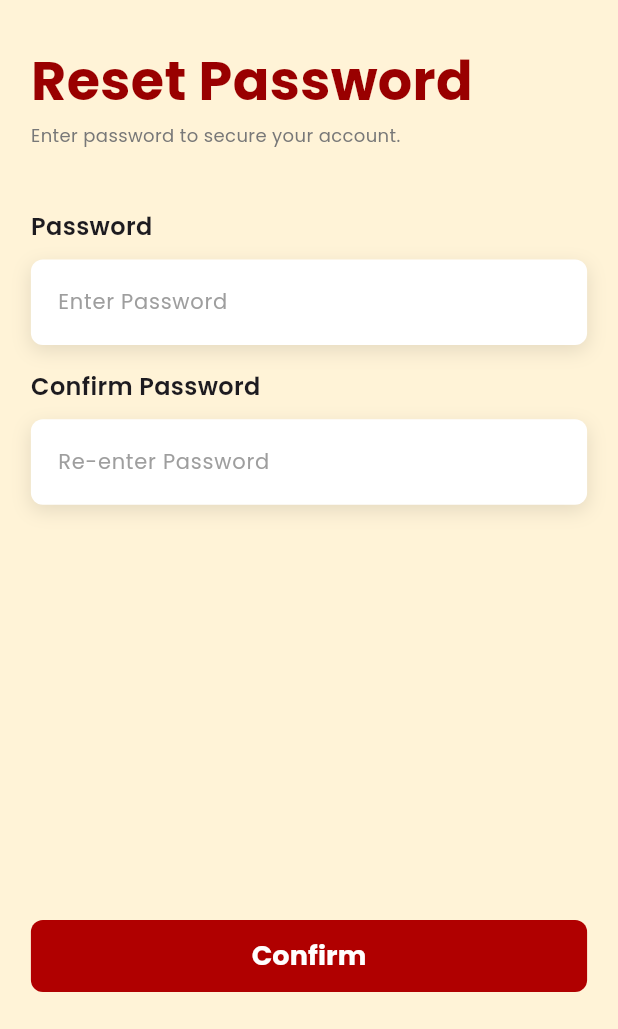
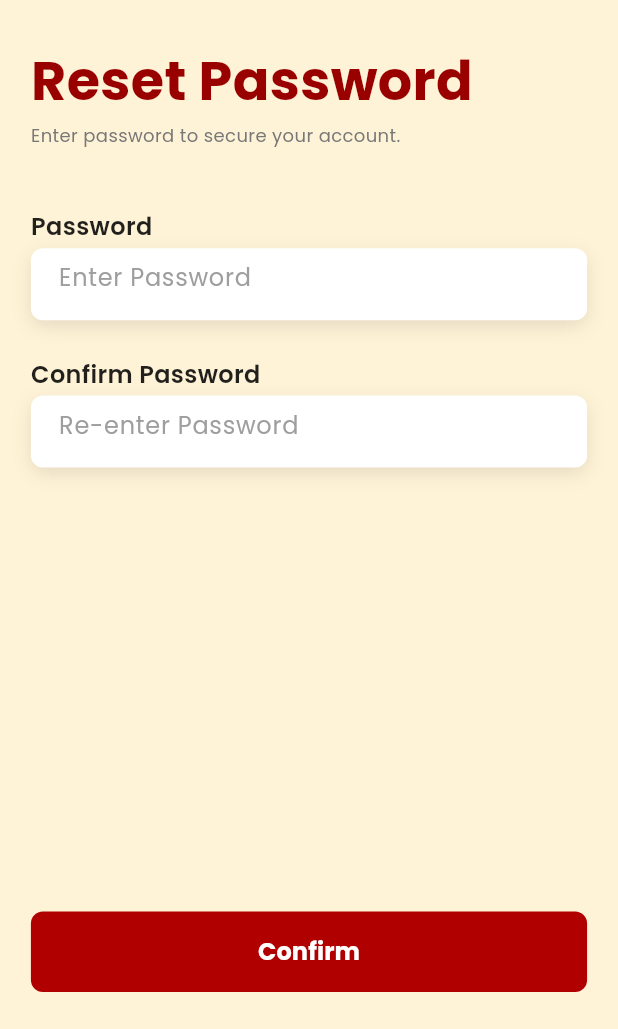
Before and after one commit to khamar21/drivwhere, a Flutter app: the ResetPasswordScreen screen opened by its route, on a phone screen of 412 x 824 dp, the part 207-1236 px from its top. Run offline on Flutter 3.47's test engine with Material 3 defaults, Android fonts, the light colour scheme and no system bars; our stand-ins replace device_preview, flutter_svg, google_fonts.

Commit message:
removed validation and added same sizes for fonts in figma

```diff
--- a/lib/features/authentication/presentation/screens/reset_password_screen.dart
+++ b/lib/features/authentication/presentation/screens/reset_password_screen.dart
@@ -1,5 +1,7 @@
 import 'package:drivehere/core/constants/app_colors.dart';
 import 'package:drivehere/core/routes/route_names.dart';
+import 'package:drivehere/core/widgets/custom_button.dart';
+import 'package:drivehere/core/widgets/custom_password_field.dart';
 import 'package:flutter/material.dart';
 
 class ResetPasswordScreen extends StatefulWidget {
@@ -10,76 +12,78 @@ class ResetPasswordScreen extends StatefulWidget {
 }
 
 class _ResetPasswordScreenState extends State<ResetPasswordScreen> {
-  final _passwordController = TextEditingController();
-  final _confirmPasswordController = TextEditingController();
+  final TextEditingController passwordController = TextEditingController();
+  final TextEditingController confirmPasswordController =
+      TextEditingController();
 
-  bool _obscurePassword = true;
-  bool _obscureConfirmPassword = true;
+  // bool _obscurePassword = true;
+  // bool _obscureConfirmPassword = true;
 
   @override
   void dispose() {
-    _passwordController.dispose();
-    _confirmPasswordController.dispose();
+    passwordController.dispose();
+    confirmPasswordController.dispose();
     super.dispose();
   }
 
-  Widget passwordField({
-    required String label,
-    required String hint,
-    required TextEditingController controller,
-    required bool obscureText,
-    required VoidCallback onTap,
-  }) {
-    return Column(
-      crossAxisAlignment: CrossAxisAlignment.start,
-      children: [
-        Text(
-          label,
-          style: const TextStyle(fontSize: 16, fontWeight: FontWeight.w600),
-        ),
+  void _createPassword() {
+  Navigator.pushNamedAndRemoveUntil(
+    context,
+    RouteNames.login,
+    (route) => false,
+  );
+}
 
-        const SizedBox(height: 10),
+  //   return Column(
+  //     crossAxisAlignment: CrossAxisAlignment.start,
+  //     children: [
+  //       Text(
+  //         label,
+  //         style: const TextStyle(fontSize: 16, fontWeight: FontWeight.w600),
+  //       ),
 
-        Container(
-          decoration: BoxDecoration(
-            color: Colors.white,
-            borderRadius: BorderRadius.circular(8),
-            boxShadow: [
-              BoxShadow(
-                color: Colors.black.withOpacity(.10),
-                blurRadius: 10,
-                offset: const Offset(0, 4),
-              ),
-            ],
-          ),
-          child: TextField(
-            controller: controller,
-            obscureText: obscureText,
-            style: const TextStyle(fontSize: 14),
-            decoration: InputDecoration(
-              hintText: hint,
-              hintStyle: TextStyle(color: Colors.grey.shade500),
-              border: InputBorder.none,
-              contentPadding: const EdgeInsets.symmetric(
-                horizontal: 18,
-                vertical: 18,
-              ),
-              // suffixIcon: IconButton(
-              //   onPressed: onTap,
-              //   icon: Icon(
-              //     obscureText
-              //         ? Icons.visibility_off_outlined
-              //         : Icons.visibility_outlined,
-              //     color: Colors.grey,
-              //     size: 20,
-              //   ),
-              // ),
-            ),
-          ),
-        ),
-      ],
-    );
-  }
+  //       const SizedBox(height: 10),
+
+  //       Container(
+  //         decoration: BoxDecoration(
+  //           color: Colors.white,
+  //           borderRadius: BorderRadius.circular(8),
+  //           boxShadow: [
+  //             BoxShadow(
+  //               color: Colors.black.withOpacity(.10),
+  //               blurRadius: 10,
+  //               offset: const Offset(0, 4),
+  //             ),
+  //           ],
+  //         ),
+  //         child: TextField(
+  //           controller: controller,
+  //           obscureText: obscureText,
+  //           style: const TextStyle(fontSize: 14),
+  //           decoration: InputDecoration(
+  //             hintText: hint,
+  //             hintStyle: TextStyle(color: Colors.grey.shade500),
+  //             border: InputBorder.none,
+  //             contentPadding: const EdgeInsets.symmetric(
+  //               horizontal: 18,
+  //               vertical: 18,
+  //             ),
+  //             // suffixIcon: IconButton(
+  //             //   onPressed: onTap,
+  //             //   icon: Icon(
+  //             //     obscureText
+  //             //         ? Icons.visibility_off_outlined
+  //             //         : Icons.visibility_outlined,
+  //             //     color: Colors.grey,
+  //             //     size: 20,
+  //             //   ),
+  //             // ),
+  //           ),
+  //         ),
+  //       ),
+  //     ],
+  //   );
+  // }
 
   @override
   Widget build(BuildContext context) {
@@ -126,94 +130,26 @@ class _ResetPasswordScreenState extends State<ResetPasswordScreen> {
 
                   SizedBox(height: constraints.maxHeight * .05),
 
-                  passwordField(
-                    label: "Password",
-                    hint: "Enter Password",
-                    controller: _passwordController,
-                    obscureText: _obscurePassword,
-                    onTap: () {
-                      setState(() {
-                        _obscurePassword = !_obscurePassword;
-                      });
-                    },
+                CustomPasswordField(
+                    controller: passwordController,
+                    labelText: "Password",
+                    hintText: "Enter Password",
                   ),
 
-                  SizedBox(height: constraints.maxHeight * .02),
+                  SizedBox(height: constraints.maxHeight * .03),
 
-                  passwordField(
-                    label: "Confirm Password",
-                    hint: "Re-enter Password",
-                    controller: _confirmPasswordController,
-                    obscureText: _obscureConfirmPassword,
-                    onTap: () {
-                      setState(() {
-                        _obscureConfirmPassword = !_obscureConfirmPassword;
-                      });
-                    },
+                  CustomPasswordField(
+                    controller: confirmPasswordController,
+                    labelText: "Confirm Password",
+                    hintText: "Re-enter Password",
+                    textInputAction: TextInputAction.done,
                   ),
+
 
                   const Spacer(),
 
-                  SizedBox(
-                    width: double.infinity,
-                    height: 48,
+                  CustomButton(text: "Confirm", onPressed: _createPassword),
 
-                    child: ElevatedButton(
-                      style: ElevatedButton.styleFrom(
-                        backgroundColor: const Color(0xffB00000),
-                        elevation: 0,
-                        shape: RoundedRectangleBorder(
-                          borderRadius: BorderRadius.circular(8),
-                        ),
-                      ),
-                      // onPressed: () {
-                      //   final password = _passwordController.text.trim();
-                      //   final confirmPassword = _confirmPasswordController.text
-                      //       .trim();
-
-                      //   if (password.isEmpty || confirmPassword.isEmpty) {
-                      //     ScaffoldMessenger.of(context).showSnackBar(
-                      //       const SnackBar(
-                      //         content: Text(
-                      //           "Please enter both password fields",
-                      //         ),
-                      //       ),
-                      //     );
-                      //     return;
-                      //   }
-
-                      //   if (password != confirmPassword) {
-                      //     ScaffoldMessenger.of(context).showSnackBar(
-                      //       const SnackBar(
-                      //         content: Text("Passwords do not match"),
-                      //       ),
-                      //     );
-                      //     return;
-                      //   }
-
-                      //   Navigator.pushNamedAndRemoveUntil(
-                      //     context,
-                      //     RouteNames.login,
-                      //     (route) => false,
-                      //   );
-                      // },
-                      onPressed: () {
-                        Navigator.pushNamedAndRemoveUntil(
-                          context,
-                          RouteNames.login,
-                          (route) => false,
-                        );
-                      },
-                      child: const Text(
-                        "Confirm",
-                        style: TextStyle(
-                          color: Colors.white,
-                          fontSize: 18,
-                          fontWeight: FontWeight.bold,
-                        ),
-                      ),
-                    ),
-                  ),
 
                   //   SizedBox(height: constraints.maxHeight * .03),
                 ],
```
Also changed, not shown: lib/core/widgets/custom_password_field.dart (+19 -20 lines), lib/features/authentication/presentation/screens/create_password_screen.dart (+26 -17 lines), lib/features/authentication/presentation/screens/forgot_password_screen.dart (+18 -11 lines), lib/features/authentication/presentation/screens/signup_screen.dart (+34 -28 lines).
